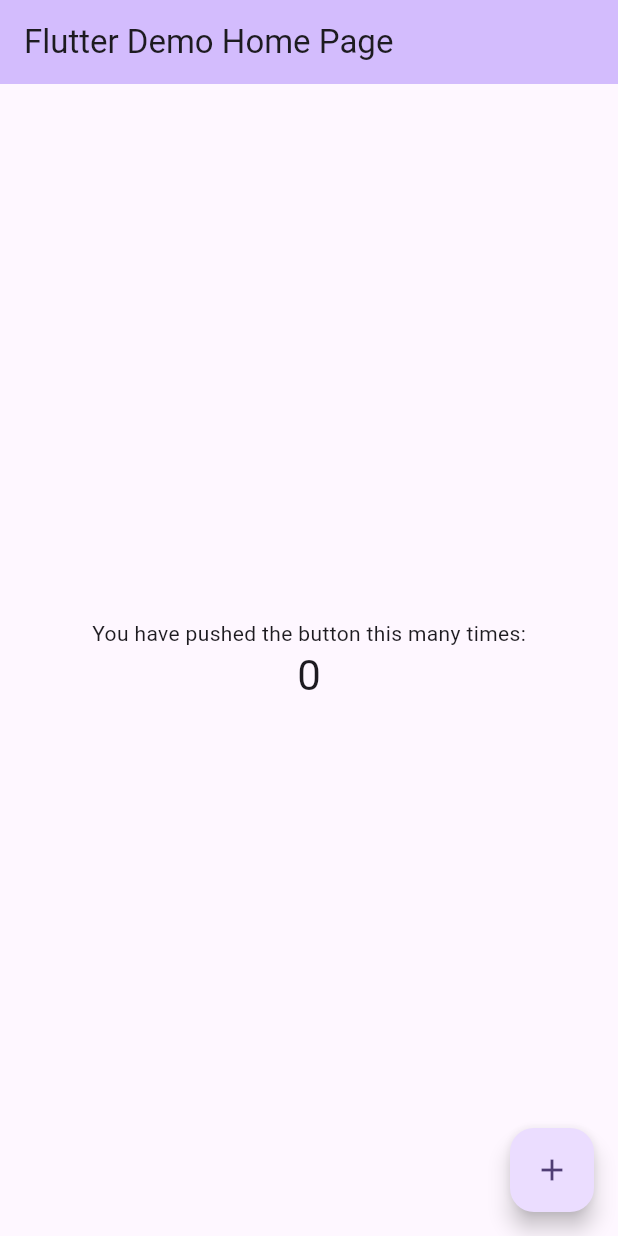
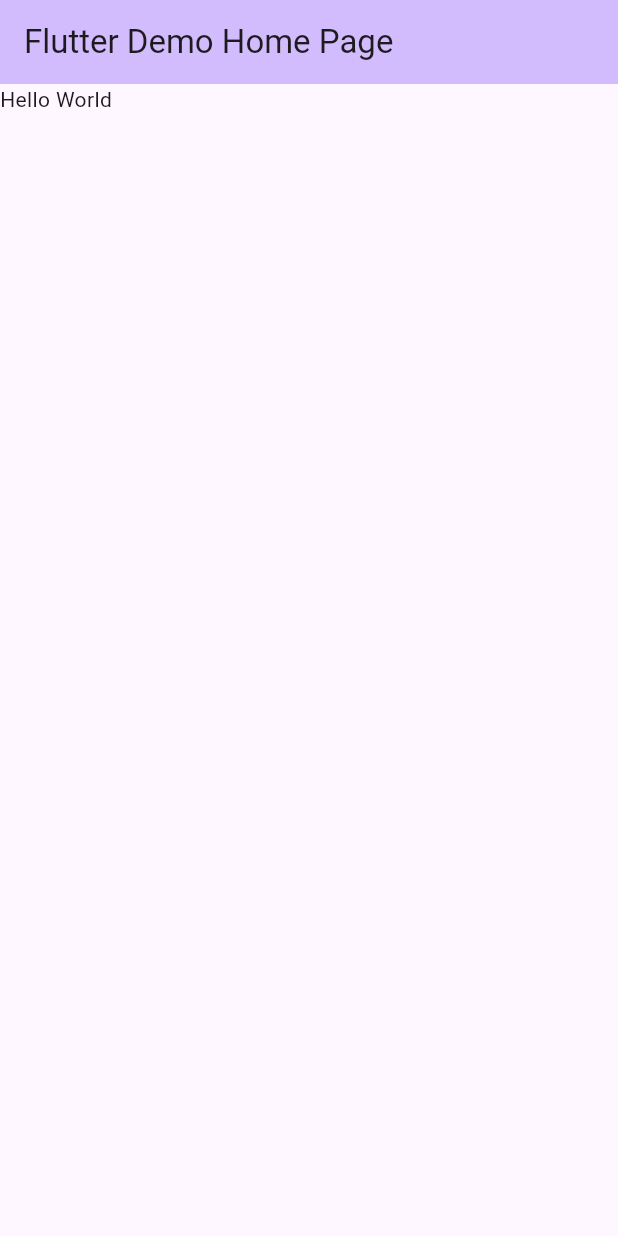
Before and after one commit to avd1729/Coffee-Masters-Flutter, a Flutter app: the screen it shows after launch, on a phone screen of 412 x 824 dp. Run offline on Flutter 3.47's test engine with Material 3 defaults, Android fonts, the phone set to English and light mode, and no system bars.

```diff
--- a/lib/main.dart
+++ b/lib/main.dart
@@ -2,6 +2,35 @@ import 'package:flutter/material.dart';
 
 void main() {
   runApp(const MyApp());
+}
+
+class HelloWorld extends StatefulWidget {
+  const HelloWorld({super.key});
+
+  @override
+  State<HelloWorld> createState() => _HelloWorldState();
+}
+
+class _HelloWorldState extends State<HelloWorld>
+    with SingleTickerProviderStateMixin {
+  late AnimationController _controller;
+
+  @override
+  void initState() {
+    super.initState();
+    _controller = AnimationController(vsync: this);
+  }
+
+  @override
+  void dispose() {
+    _controller.dispose();
+    super.dispose();
+  }
+
+  @override
+  Widget build(BuildContext context) {
+    return const Text("Hello World");
+  }
 }
 
 class MyApp extends StatelessWidget {
@@ -54,18 +83,6 @@ class MyHomePage extends StatefulWidget {
 }
 
 class _MyHomePageState extends State<MyHomePage> {
-  int _counter = 0;
-
-  void _incrementCounter() {
-    setState(() {
-      // This call to setState tells the Flutter framework that something has
-      // changed in this State, which causes it to rerun the build method below
-      // so that the display can reflect the updated values. If we changed
-      // _counter without calling setState(), then the build method would not be
-      // called again, and so nothing would appear to happen.
-      _counter++;
-    });
-  }
 
   @override
   Widget build(BuildContext context) {
@@ -85,38 +102,7 @@ class _MyHomePageState extends State<MyHomePage> {
         // the App.build method, and use it to set our appbar title.
         title: Text(widget.title),
       ),
-      body: Center(
-        // Center is a layout widget. It takes a single child and positions it
-        // in the middle of the parent.
-        child: Column(
-          // Column is also a layout widget. It takes a list of children and
-          // arranges them vertically. By default, it sizes itself to fit its
-          // children horizontally, and tries to be as tall as its parent.
-          //
-          // Column has various properties to control how it sizes itself and
-          // how it positions its children. Here we use mainAxisAlignment to
-          // center the children vertically; the main axis here is the vertical
-          // axis because Columns are vertical (the cross axis would be
-          // horizontal).
-          //
-          // TRY THIS: Invoke "debug painting" (choose the "Toggle Debug Paint"
-          // action in the IDE, or press "p" in the console), to see the
-          // wireframe for each widget.
-          mainAxisAlignment: MainAxisAlignment.center,
-          children: <Widget>[
-            const Text('You have pushed the button this many times:'),
-            Text(
-              '$_counter',
-              style: Theme.of(context).textTheme.headlineMedium,
-            ),
-          ],
-        ),
-      ),
-      floatingActionButton: FloatingActionButton(
-        onPressed: _incrementCounter,
-        tooltip: 'Increment',
-        child: const Icon(Icons.add),
-      ), // This trailing comma makes auto-formatting nicer for build methods.
+      body: HelloWorld(), // This trailing comma makes auto-formatting nicer for build methods.
     );
   }
 }
```
